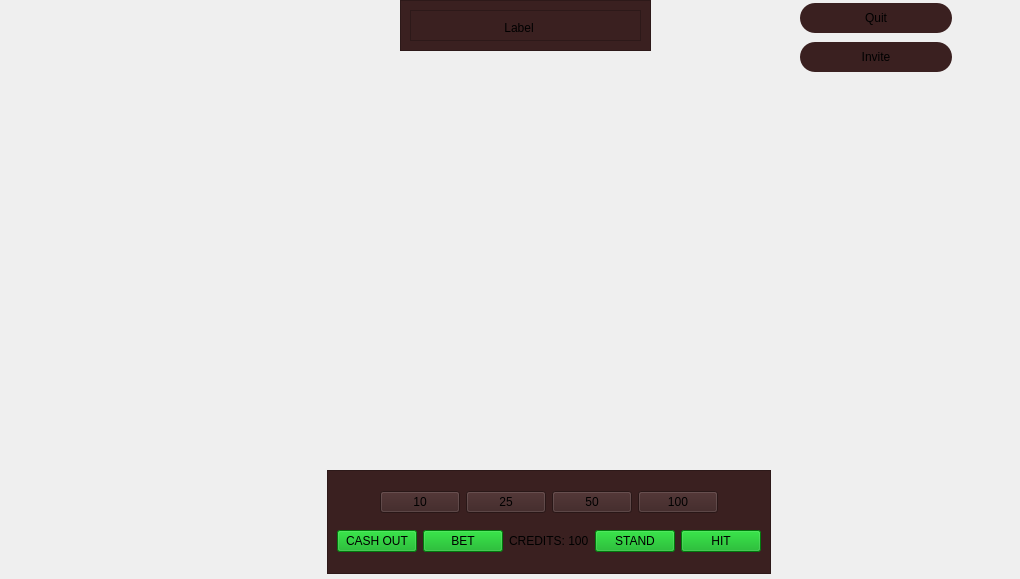
Qt form UI/blackjack/playwindow.ui (MatsuoRotsuki/cpp_blackjack) before a commit.
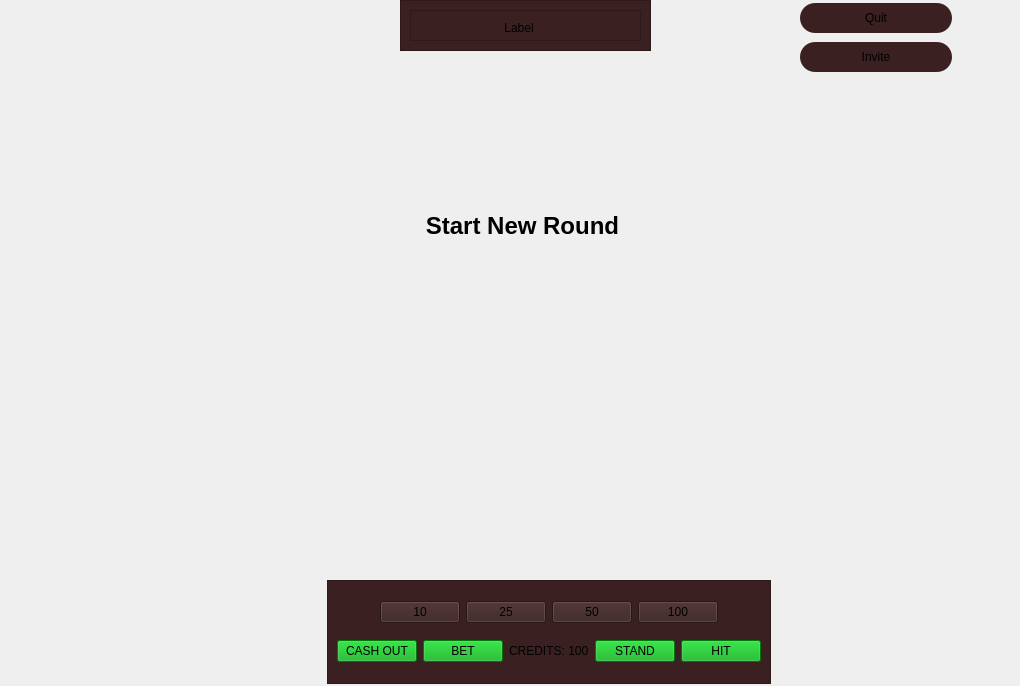
The same form after that commit. Icons and pictures are not drawn. Custom widgets are drawn as their Qt base class.

Diff of the .ui file:
```diff
--- a/UI/blackjack/playwindow.ui
+++ b/UI/blackjack/playwindow.ui
@@ -7,7 +7,7 @@
     <x>0</x>
     <y>0</y>
     <width>1020</width>
-    <height>579</height>
+    <height>686</height>
    </rect>
   </property>
   <property name="windowTitle">
@@ -348,9 +348,9 @@
    <property name="geometry">
     <rect>
      <x>50</x>
-     <y>211</y>
+     <y>291</y>
      <width>956</width>
-     <height>251</height>
+     <height>271</height>
     </rect>
    </property>
    <layout class="QHBoxLayout" name="listPlayer">
@@ -471,7 +471,7 @@
    <property name="geometry">
     <rect>
      <x>270</x>
-     <y>470</y>
+     <y>580</y>
      <width>557</width>
      <height>104</height>
     </rect>
@@ -652,6 +652,28 @@
     </item>
    </layout>
   </widget>
+  <widget class="QLabel" name="Notification">
+   <property name="geometry">
+    <rect>
+     <x>357</x>
+     <y>195</y>
+     <width>331</width>
+     <height>61</height>
+    </rect>
+   </property>
+   <property name="font">
+    <font>
+     <pointsize>18</pointsize>
+     <bold>true</bold>
+    </font>
+   </property>
+   <property name="text">
+    <string>Start New Round</string>
+   </property>
+   <property name="alignment">
+    <set>Qt::AlignCenter</set>
+   </property>
+  </widget>
  </widget>
  <customwidgets>
   <customwidget>
```
